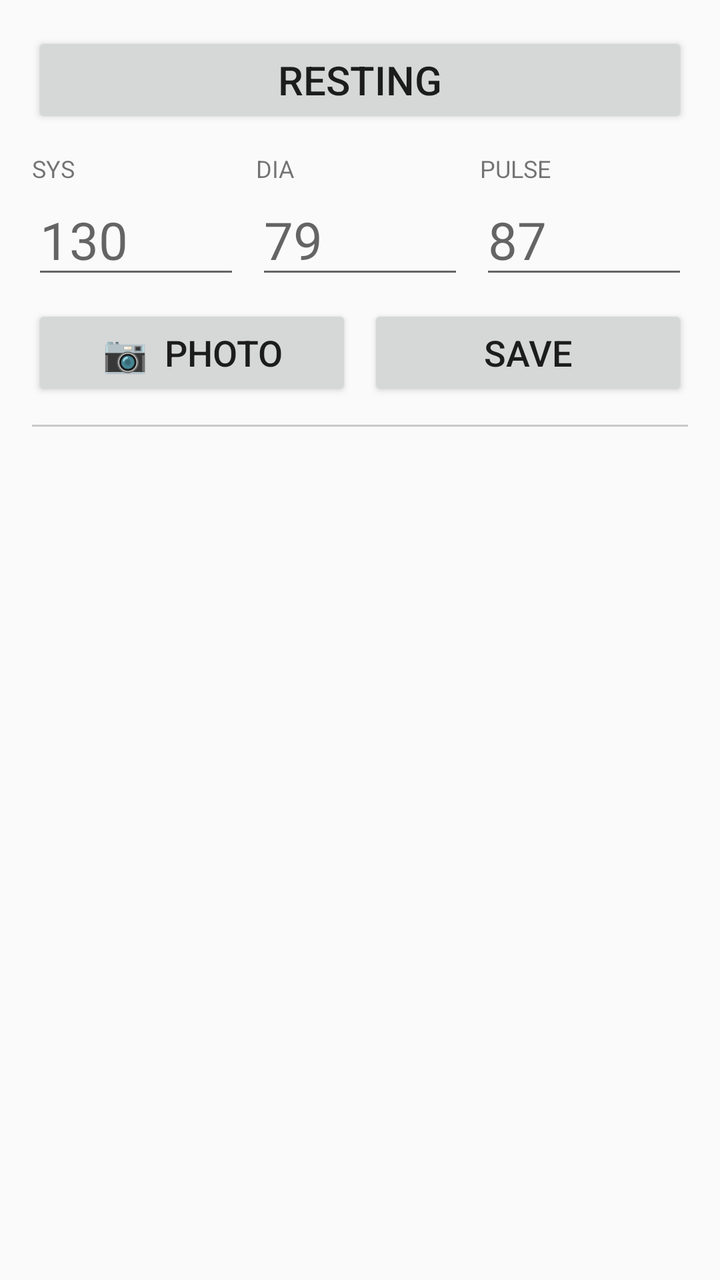
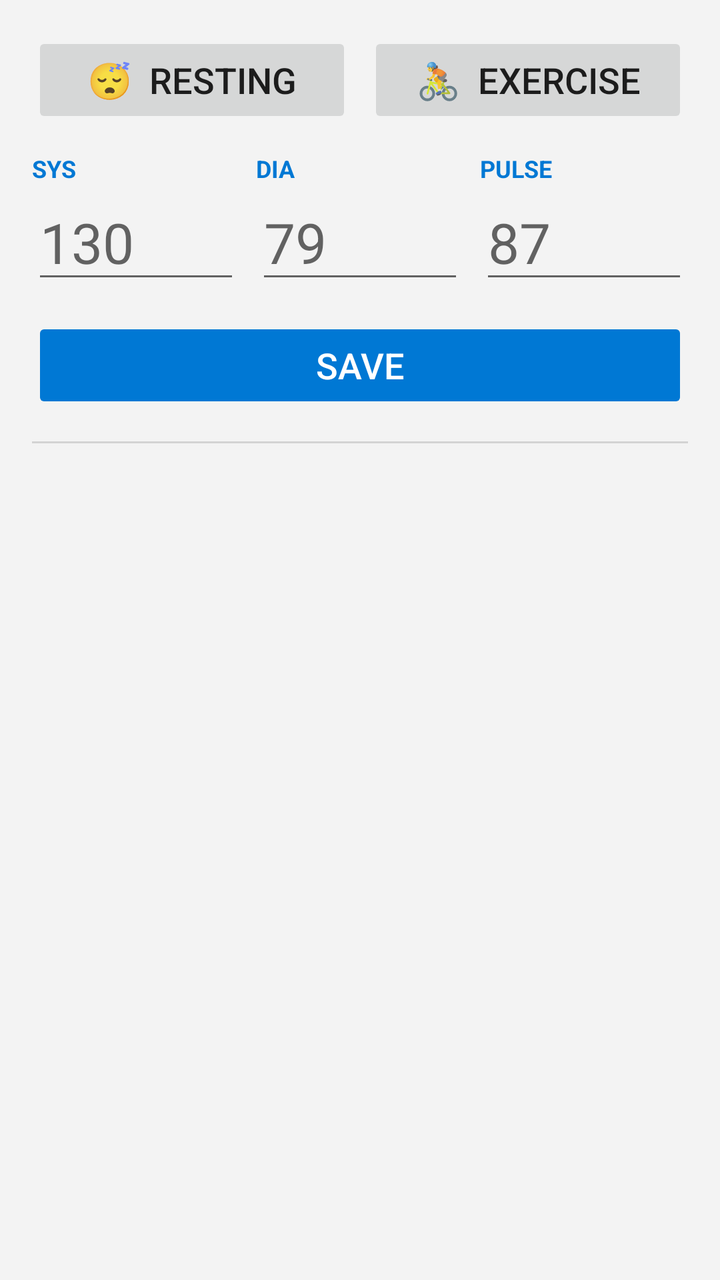

An Android layout rendered at two revisions. The XML below is the earlier revision; the diff shows what the commit changed to produce the second picture.
<!-- AndroidManifest.xml: application theme AppTheme -->
<!-- res/layout/activity_main.xml -->
<?xml version="1.0" encoding="utf-8"?>
<LinearLayout xmlns:android="http://schemas.android.com/apk/res/android"
    android:layout_width="match_parent"
    android:layout_height="match_parent"
    android:orientation="vertical"
    android:padding="16dp">

    
    <Button
        android:id="@+id/btnState"
        android:layout_width="match_parent"
        android:layout_height="wrap_content"
        android:textSize="20sp"
        android:text="Resting" />

    <LinearLayout
        android:layout_width="match_parent"
        android:layout_height="wrap_content"
        android:layout_marginTop="12dp"
        android:orientation="horizontal">

        <LinearLayout
            android:layout_width="0dp"
            android:layout_height="wrap_content"
            android:layout_weight="1"
            android:orientation="vertical">
            <TextView
                android:layout_width="wrap_content"
                android:layout_height="wrap_content"
                android:text="SYS"
                android:textSize="12sp" />
            <EditText
                android:id="@+id/etSys"
                android:layout_width="match_parent"
                android:layout_height="wrap_content"
                android:inputType="number"
                android:maxLength="3"
                android:textSize="26sp"
                android:hint="130"
                android:importantForAutofill="no" />
        </LinearLayout>

        <LinearLayout
            android:layout_width="0dp"
            android:layout_height="wrap_content"
            android:layout_weight="1"
            android:layout_marginStart="8dp"
            android:orientation="vertical">
            <TextView
                android:layout_width="wrap_content"
                android:layout_height="wrap_content"
                android:text="DIA"
                android:textSize="12sp" />
            <EditText
                android:id="@+id/etDia"
                android:layout_width="match_parent"
                android:layout_height="wrap_content"
                android:inputType="number"
                android:maxLength="3"
                android:textSize="26sp"
                android:hint="79"
                android:importantForAutofill="no" />
        </LinearLayout>

        <LinearLayout
            android:layout_width="0dp"
            android:layout_height="wrap_content"
            android:layout_weight="1"
            android:layout_marginStart="8dp"
            android:orientation="vertical">
            <TextView
                android:layout_width="wrap_content"
                android:layout_height="wrap_content"
                android:text="PULSE"
                android:textSize="12sp" />
            <EditText
                android:id="@+id/etPulse"
                android:layout_width="match_parent"
                android:layout_height="wrap_content"
                android:inputType="number"
                android:maxLength="3"
                android:textSize="26sp"
                android:hint="87"
                android:imeOptions="actionDone"
                android:importantForAutofill="no" />
        </LinearLayout>
    </LinearLayout>

    <ImageView
        android:id="@+id/ivPreview"
        android:layout_width="match_parent"
        android:layout_height="120dp"
        android:layout_marginTop="8dp"
        android:adjustViewBounds="true"
        android:scaleType="fitCenter"
        android:contentDescription="Photo of the monitor display"
        android:visibility="gone" />

    <LinearLayout
        android:layout_width="match_parent"
        android:layout_height="wrap_content"
        android:layout_marginTop="8dp"
        android:orientation="horizontal">

        <Button
            android:id="@+id/btnCamera"
            android:layout_width="0dp"
            android:layout_height="wrap_content"
            android:layout_weight="1"
            android:textSize="18sp"
            android:text="📷  Photo" />

        <Button
            android:id="@+id/btnSave"
            android:layout_width="0dp"
            android:layout_height="wrap_content"
            android:layout_weight="1"
            android:layout_marginStart="8dp"
            android:textSize="18sp"
            android:text="Save" />
    </LinearLayout>

    <View
        android:layout_width="match_parent"
        android:layout_height="1dp"
        android:layout_marginTop="12dp"
        android:background="#33000000" />

    <TextView
        android:id="@+id/tvEmpty"
        android:layout_width="match_parent"
        android:layout_height="wrap_content"
        android:layout_marginTop="24dp"
        android:gravity="center"
        android:text="No readings yet.\nTap 📷 to photograph the monitor, type the numbers, then Save."
        android:textSize="15sp"
        android:visibility="gone" />

    <ListView
        android:id="@+id/list"
        android:layout_width="match_parent"
        android:layout_height="match_parent"
        android:layout_marginTop="4dp"
        android:divider="#22000000"
        android:dividerHeight="1dp" />
</LinearLayout>
<!-- resources referenced by this layout -->
<resources>
  <style name="AppTheme" parent="@android:style/Theme.Material.Light.DarkActionBar" />
</resources>

<!-- the commit's change to res/layout/activity_main.xml (unified diff, before → after) -->
@@ -5,13 +5,30 @@
     android:orientation="vertical"
     android:padding="16dp">
 
-    
-    <Button
-        android:id="@+id/btnState"
+    <LinearLayout
         android:layout_width="match_parent"
         android:layout_height="wrap_content"
-        android:textSize="20sp"
-        android:text="Resting" />
+        android:orientation="horizontal">
+
+        <Button
+            android:id="@+id/btnResting"
+            android:layout_width="0dp"
+            android:layout_height="wrap_content"
+            android:layout_weight="1"
+            android:textSize="18sp"
+            android:stateListAnimator="@null"
+            android:text="😴  Resting" />
+
+        <Button
+            android:id="@+id/btnExercise"
+            android:layout_width="0dp"
+            android:layout_height="wrap_content"
+            android:layout_weight="1"
+            android:layout_marginStart="8dp"
+            android:textSize="18sp"
+            android:stateListAnimator="@null"
+            android:text="🚴  Exercise" />
+    </LinearLayout>
 
     <LinearLayout
         android:layout_width="match_parent"
@@ -28,6 +45,8 @@
                 android:layout_width="wrap_content"
                 android:layout_height="wrap_content"
                 android:text="SYS"
+                android:textColor="#0078D4"
+                android:textStyle="bold"
                 android:textSize="12sp" />
             <EditText
                 android:id="@+id/etSys"
@@ -35,7 +54,7 @@
                 android:layout_height="wrap_content"
                 android:inputType="number"
                 android:maxLength="3"
-                android:textSize="26sp"
+                android:textSize="28sp"
                 android:hint="130"
                 android:importantForAutofill="no" />
         </LinearLayout>
@@ -50,6 +69,8 @@
                 android:layout_width="wrap_content"
                 android:layout_height="wrap_content"
                 android:text="DIA"
+                android:textColor="#0078D4"
+                android:textStyle="bold"
                 android:textSize="12sp" />
             <EditText
                 android:id="@+id/etDia"
@@ -57,7 +78,7 @@
                 android:layout_height="wrap_content"
                 android:inputType="number"
                 android:maxLength="3"
-                android:textSize="26sp"
+                android:textSize="28sp"
                 android:hint="79"
                 android:importantForAutofill="no" />
         </LinearLayout>
@@ -72,6 +93,8 @@
                 android:layout_width="wrap_content"
                 android:layout_height="wrap_content"
                 android:text="PULSE"
+                android:textColor="#0078D4"
+                android:textStyle="bold"
                 android:textSize="12sp" />
             <EditText
                 android:id="@+id/etPulse"
@@ -79,52 +102,29 @@
                 android:layout_height="wrap_content"
                 android:inputType="number"
                 android:maxLength="3"
-                android:textSize="26sp"
+                android:textSize="28sp"
                 android:hint="87"
                 android:imeOptions="actionDone"
                 android:importantForAutofill="no" />
         </LinearLayout>
     </LinearLayout>
 
-    <ImageView
-        android:id="@+id/ivPreview"
-        android:layout_width="match_parent"
-        android:layout_height="120dp"
-        android:layout_marginTop="8dp"
-        android:adjustViewBounds="true"
-        android:scaleType="fitCenter"
-        android:contentDescription="Photo of the monitor display"
-        android:visibility="gone" />
-
-    <LinearLayout
+    <Button
+        android:id="@+id/btnSave"
         android:layout_width="match_parent"
         android:layout_height="wrap_content"
-        android:layout_marginTop="8dp"
-        android:orientation="horizontal">
-
-        <Button
-            android:id="@+id/btnCamera"
-            android:layout_width="0dp"
-            android:layout_height="wrap_content"
-            android:layout_weight="1"
-            android:textSize="18sp"
-            android:text="📷  Photo" />
-
-        <Button
-            android:id="@+id/btnSave"
-            android:layout_width="0dp"
-            android:layout_height="wrap_content"
-            android:layout_weight="1"
-            android:layout_marginStart="8dp"
-            android:textSize="18sp"
-            android:text="Save" />
-    </LinearLayout>
+        android:layout_marginTop="12dp"
+        android:textSize="18sp"
+        android:textColor="#FFFFFF"
+        android:backgroundTint="#0078D4"
+        android:stateListAnimator="@null"
+        android:text="Save" />
 
     <View
         android:layout_width="match_parent"
         android:layout_height="1dp"
-        android:layout_marginTop="12dp"
-        android:background="#33000000" />
+        android:layout_marginTop="14dp"
+        android:background="#22000000" />
 
     <TextView
         android:id="@+id/tvEmpty"
@@ -132,7 +132,7 @@
         android:layout_height="wrap_content"
         android:layout_marginTop="24dp"
         android:gravity="center"
-        android:text="No readings yet.\nTap 📷 to photograph the monitor, type the numbers, then Save."
+        android:text="No readings yet.\nType the numbers and tap Save."
         android:textSize="15sp"
         android:visibility="gone" />
 
<!-- resource entries referenced after the edit -->
@@ -1,5 +1,10 @@
 <!-- resources referenced by this layout -->
 <resources>
-  <style name="AppTheme" parent="@android:style/Theme.Material.Light.DarkActionBar" />
+  <style name="AppTheme" parent="@android:style/Theme.Material.Light.DarkActionBar">
+          <item name="android:colorPrimary">#0078D4</item>
+          <item name="android:colorPrimaryDark">#005A9E</item>
+          <item name="android:colorAccent">#0078D4</item>
+          <item name="android:windowBackground">#F3F3F3</item>
+      </style>
 </resources>
 
